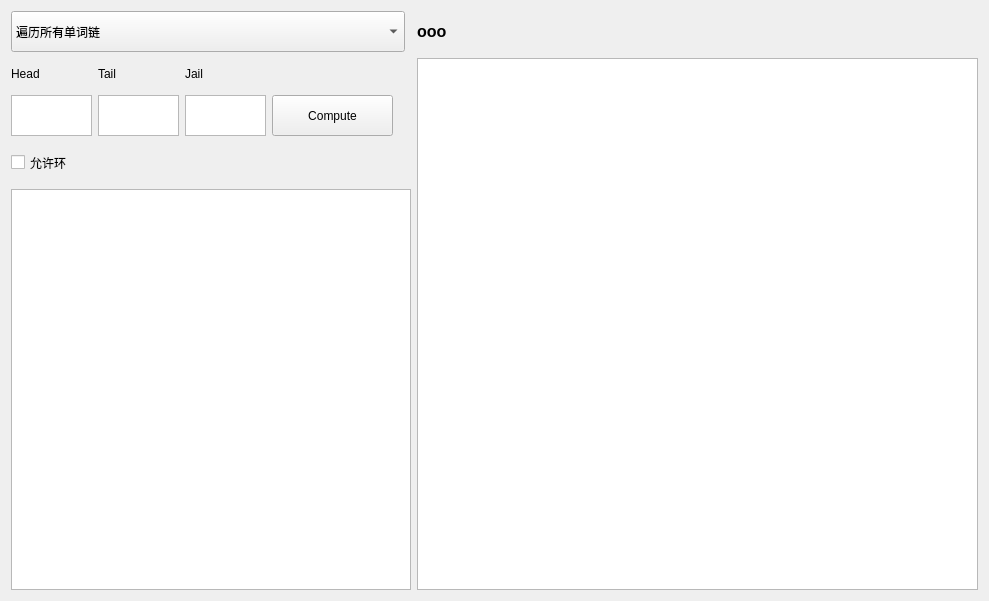
First picture: the form in gui/main_ui.ui, repository Dofingert/Longest-English-word-chain, before the edit.
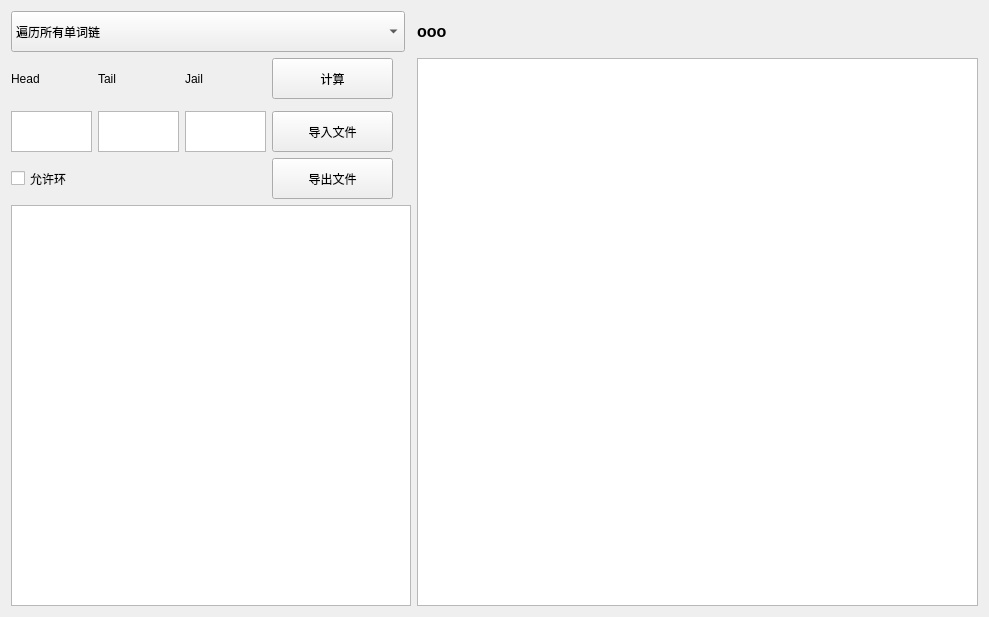
Second picture: the form after the edit.

Commit message: 添加：为 GUI 添加文件导入导出功能

```diff
--- a/gui/main_ui.ui
+++ b/gui/main_ui.ui
@@ -6,7 +6,7 @@
    <rect>
     <x>0</x>
     <y>0</y>
-    <width>865</width>
+    <width>985</width>
     <height>597</height>
    </rect>
   </property>
@@ -14,54 +14,7 @@
    <string>main_ui</string>
   </property>
   <layout class="QGridLayout" name="gridLayout">
-   <item row="2" column="1">
-    <widget class="QPlainTextEdit" name="box_tail">
-     <property name="sizePolicy">
-      <sizepolicy hsizetype="Fixed" vsizetype="Fixed">
-       <horstretch>0</horstretch>
-       <verstretch>100</verstretch>
-      </sizepolicy>
-     </property>
-     <property name="minimumSize">
-      <size>
-       <width>81</width>
-       <height>41</height>
-      </size>
-     </property>
-     <property name="maximumSize">
-      <size>
-       <width>81</width>
-       <height>41</height>
-      </size>
-     </property>
-    </widget>
-   </item>
-   <item row="1" column="2">
-    <widget class="QLabel" name="label_3">
-     <property name="sizePolicy">
-      <sizepolicy hsizetype="Fixed" vsizetype="Fixed">
-       <horstretch>0</horstretch>
-       <verstretch>0</verstretch>
-      </sizepolicy>
-     </property>
-     <property name="minimumSize">
-      <size>
-       <width>71</width>
-       <height>31</height>
-      </size>
-     </property>
-     <property name="maximumSize">
-      <size>
-       <width>71</width>
-       <height>31</height>
-      </size>
-     </property>
-     <property name="text">
-      <string>Jail</string>
-     </property>
-    </widget>
-   </item>
-   <item row="2" column="2">
+   <item row="5" column="2">
     <widget class="QPlainTextEdit" name="box_jail">
      <property name="sizePolicy">
       <sizepolicy hsizetype="Fixed" vsizetype="Fixed">
@@ -83,8 +36,8 @@
      </property>
     </widget>
    </item>
-   <item row="1" column="0">
-    <widget class="QLabel" name="label">
+   <item row="3" column="3">
+    <widget class="QPushButton" name="bottom_compute">
      <property name="sizePolicy">
       <sizepolicy hsizetype="Fixed" vsizetype="Fixed">
        <horstretch>0</horstretch>
@@ -93,22 +46,22 @@
      </property>
      <property name="minimumSize">
       <size>
-       <width>71</width>
-       <height>31</height>
+       <width>121</width>
+       <height>41</height>
       </size>
      </property>
      <property name="maximumSize">
       <size>
-       <width>71</width>
-       <height>31</height>
+       <width>121</width>
+       <height>41</height>
       </size>
      </property>
      <property name="text">
-      <string>Head</string>
+      <string>计算</string>
      </property>
     </widget>
    </item>
-   <item row="4" column="0" colspan="7">
+   <item row="7" column="0" colspan="7">
     <widget class="QPlainTextEdit" name="text_input">
      <property name="sizePolicy">
       <sizepolicy hsizetype="Expanding" vsizetype="Expanding">
@@ -136,25 +89,9 @@
      </property>
     </widget>
    </item>
-   <item row="1" column="7" rowspan="4">
-    <widget class="QTextBrowser" name="text_output">
+   <item row="3" column="2">
+    <widget class="QLabel" name="label_3">
      <property name="sizePolicy">
-      <sizepolicy hsizetype="Expanding" vsizetype="Expanding">
-       <horstretch>100</horstretch>
-       <verstretch>0</verstretch>
-      </sizepolicy>
-     </property>
-     <property name="minimumSize">
-      <size>
-       <width>561</width>
-       <height>531</height>
-      </size>
-     </property>
-    </widget>
-   </item>
-   <item row="2" column="3">
-    <widget class="QPushButton" name="bottom_compute">
-     <property name="sizePolicy">
       <sizepolicy hsizetype="Fixed" vsizetype="Fixed">
        <horstretch>0</horstretch>
        <verstretch>0</verstretch>
@@ -162,78 +99,6 @@
      </property>
      <property name="minimumSize">
       <size>
-       <width>121</width>
-       <height>41</height>
-      </size>
-     </property>
-     <property name="maximumSize">
-      <size>
-       <width>121</width>
-       <height>41</height>
-      </size>
-     </property>
-     <property name="text">
-      <string>Compute</string>
-     </property>
-    </widget>
-   </item>
-   <item row="2" column="0">
-    <widget class="QPlainTextEdit" name="box_head">
-     <property name="sizePolicy">
-      <sizepolicy hsizetype="Fixed" vsizetype="Fixed">
-       <horstretch>0</horstretch>
-       <verstretch>100</verstretch>
-      </sizepolicy>
-     </property>
-     <property name="minimumSize">
-      <size>
-       <width>81</width>
-       <height>41</height>
-      </size>
-     </property>
-     <property name="maximumSize">
-      <size>
-       <width>81</width>
-       <height>41</height>
-      </size>
-     </property>
-    </widget>
-   </item>
-   <item row="3" column="0" colspan="3">
-    <widget class="QCheckBox" name="option_ring">
-     <property name="sizePolicy">
-      <sizepolicy hsizetype="Fixed" vsizetype="Expanding">
-       <horstretch>0</horstretch>
-       <verstretch>0</verstretch>
-      </sizepolicy>
-     </property>
-     <property name="minimumSize">
-      <size>
-       <width>121</width>
-       <height>41</height>
-      </size>
-     </property>
-     <property name="maximumSize">
-      <size>
-       <width>121</width>
-       <height>41</height>
-      </size>
-     </property>
-     <property name="text">
-      <string>允许环</string>
-     </property>
-    </widget>
-   </item>
-   <item row="1" column="1">
-    <widget class="QLabel" name="label_2">
-     <property name="sizePolicy">
-      <sizepolicy hsizetype="Fixed" vsizetype="Fixed">
-       <horstretch>0</horstretch>
-       <verstretch>0</verstretch>
-      </sizepolicy>
-     </property>
-     <property name="minimumSize">
-      <size>
        <width>71</width>
        <height>31</height>
       </size>
@@ -245,21 +110,27 @@
       </size>
      </property>
      <property name="text">
-      <string>Tail</string>
+      <string>Jail</string>
      </property>
     </widget>
    </item>
    <item row="0" column="7">
     <widget class="QLabel" name="status_label">
      <property name="sizePolicy">
-      <sizepolicy hsizetype="Expanding" vsizetype="Fixed">
+      <sizepolicy hsizetype="Fixed" vsizetype="Fixed">
        <horstretch>0</horstretch>
        <verstretch>0</verstretch>
       </sizepolicy>
      </property>
      <property name="minimumSize">
       <size>
-       <width>561</width>
+       <width>420</width>
+       <height>41</height>
+      </size>
+     </property>
+     <property name="maximumSize">
+      <size>
+       <width>420</width>
        <height>41</height>
       </size>
      </property>
@@ -276,6 +147,141 @@
      </property>
     </widget>
    </item>
+   <item row="5" column="3">
+    <widget class="QPushButton" name="bottom_inputfile">
+     <property name="sizePolicy">
+      <sizepolicy hsizetype="Fixed" vsizetype="Fixed">
+       <horstretch>0</horstretch>
+       <verstretch>0</verstretch>
+      </sizepolicy>
+     </property>
+     <property name="minimumSize">
+      <size>
+       <width>121</width>
+       <height>41</height>
+      </size>
+     </property>
+     <property name="maximumSize">
+      <size>
+       <width>121</width>
+       <height>41</height>
+      </size>
+     </property>
+     <property name="text">
+      <string>导入文件</string>
+     </property>
+    </widget>
+   </item>
+   <item row="3" column="0">
+    <widget class="QLabel" name="label">
+     <property name="sizePolicy">
+      <sizepolicy hsizetype="Fixed" vsizetype="Fixed">
+       <horstretch>0</horstretch>
+       <verstretch>0</verstretch>
+      </sizepolicy>
+     </property>
+     <property name="minimumSize">
+      <size>
+       <width>71</width>
+       <height>31</height>
+      </size>
+     </property>
+     <property name="maximumSize">
+      <size>
+       <width>71</width>
+       <height>31</height>
+      </size>
+     </property>
+     <property name="text">
+      <string>Head</string>
+     </property>
+    </widget>
+   </item>
+   <item row="5" column="1">
+    <widget class="QPlainTextEdit" name="box_tail">
+     <property name="sizePolicy">
+      <sizepolicy hsizetype="Fixed" vsizetype="Fixed">
+       <horstretch>0</horstretch>
+       <verstretch>100</verstretch>
+      </sizepolicy>
+     </property>
+     <property name="minimumSize">
+      <size>
+       <width>81</width>
+       <height>41</height>
+      </size>
+     </property>
+     <property name="maximumSize">
+      <size>
+       <width>81</width>
+       <height>41</height>
+      </size>
+     </property>
+    </widget>
+   </item>
+   <item row="6" column="0" colspan="3">
+    <widget class="QCheckBox" name="option_ring">
+     <property name="sizePolicy">
+      <sizepolicy hsizetype="Fixed" vsizetype="Expanding">
+       <horstretch>0</horstretch>
+       <verstretch>0</verstretch>
+      </sizepolicy>
+     </property>
+     <property name="minimumSize">
+      <size>
+       <width>121</width>
+       <height>41</height>
+      </size>
+     </property>
+     <property name="maximumSize">
+      <size>
+       <width>121</width>
+       <height>41</height>
+      </size>
+     </property>
+     <property name="text">
+      <string>允许环</string>
+     </property>
+    </widget>
+   </item>
+   <item row="3" column="7" rowspan="5" colspan="2">
+    <widget class="QTextBrowser" name="text_output">
+     <property name="sizePolicy">
+      <sizepolicy hsizetype="Expanding" vsizetype="Expanding">
+       <horstretch>100</horstretch>
+       <verstretch>0</verstretch>
+      </sizepolicy>
+     </property>
+     <property name="minimumSize">
+      <size>
+       <width>561</width>
+       <height>531</height>
+      </size>
+     </property>
+    </widget>
+   </item>
+   <item row="5" column="0">
+    <widget class="QPlainTextEdit" name="box_head">
+     <property name="sizePolicy">
+      <sizepolicy hsizetype="Fixed" vsizetype="Fixed">
+       <horstretch>0</horstretch>
+       <verstretch>100</verstretch>
+      </sizepolicy>
+     </property>
+     <property name="minimumSize">
+      <size>
+       <width>81</width>
+       <height>41</height>
+      </size>
+     </property>
+     <property name="maximumSize">
+      <size>
+       <width>81</width>
+       <height>41</height>
+      </size>
+     </property>
+    </widget>
+   </item>
    <item row="0" column="0" colspan="6">
     <widget class="QComboBox" name="box_mode">
      <property name="sizePolicy">
@@ -313,6 +319,56 @@
      </item>
     </widget>
    </item>
+   <item row="3" column="1">
+    <widget class="QLabel" name="label_2">
+     <property name="sizePolicy">
+      <sizepolicy hsizetype="Fixed" vsizetype="Fixed">
+       <horstretch>0</horstretch>
+       <verstretch>0</verstretch>
+      </sizepolicy>
+     </property>
+     <property name="minimumSize">
+      <size>
+       <width>71</width>
+       <height>31</height>
+      </size>
+     </property>
+     <property name="maximumSize">
+      <size>
+       <width>71</width>
+       <height>31</height>
+      </size>
+     </property>
+     <property name="text">
+      <string>Tail</string>
+     </property>
+    </widget>
+   </item>
+   <item row="6" column="3">
+    <widget class="QPushButton" name="bottom_outputfile">
+     <property name="sizePolicy">
+      <sizepolicy hsizetype="Fixed" vsizetype="Fixed">
+       <horstretch>0</horstretch>
+       <verstretch>0</verstretch>
+      </sizepolicy>
+     </property>
+     <property name="minimumSize">
+      <size>
+       <width>121</width>
+       <height>41</height>
+      </size>
+     </property>
+     <property name="maximumSize">
+      <size>
+       <width>121</width>
+       <height>41</height>
+      </size>
+     </property>
+     <property name="text">
+      <string>导出文件</string>
+     </property>
+    </widget>
+   </item>
   </layout>
  </widget>
  <tabstops>
```
The commit also changes 5 other files.
